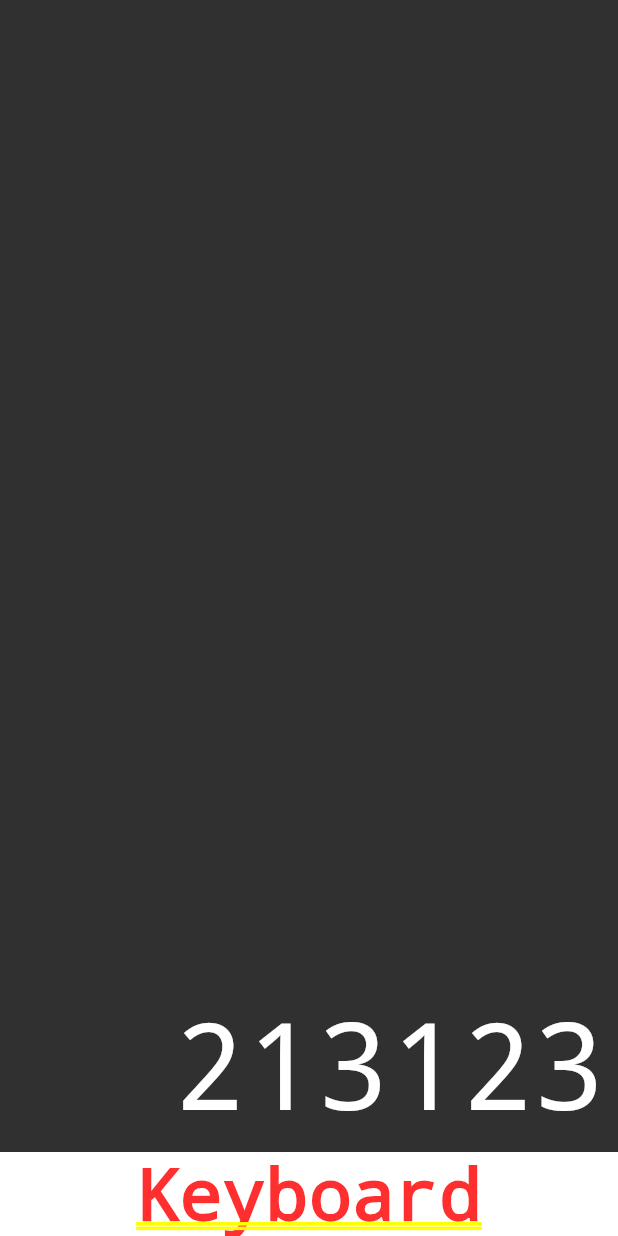
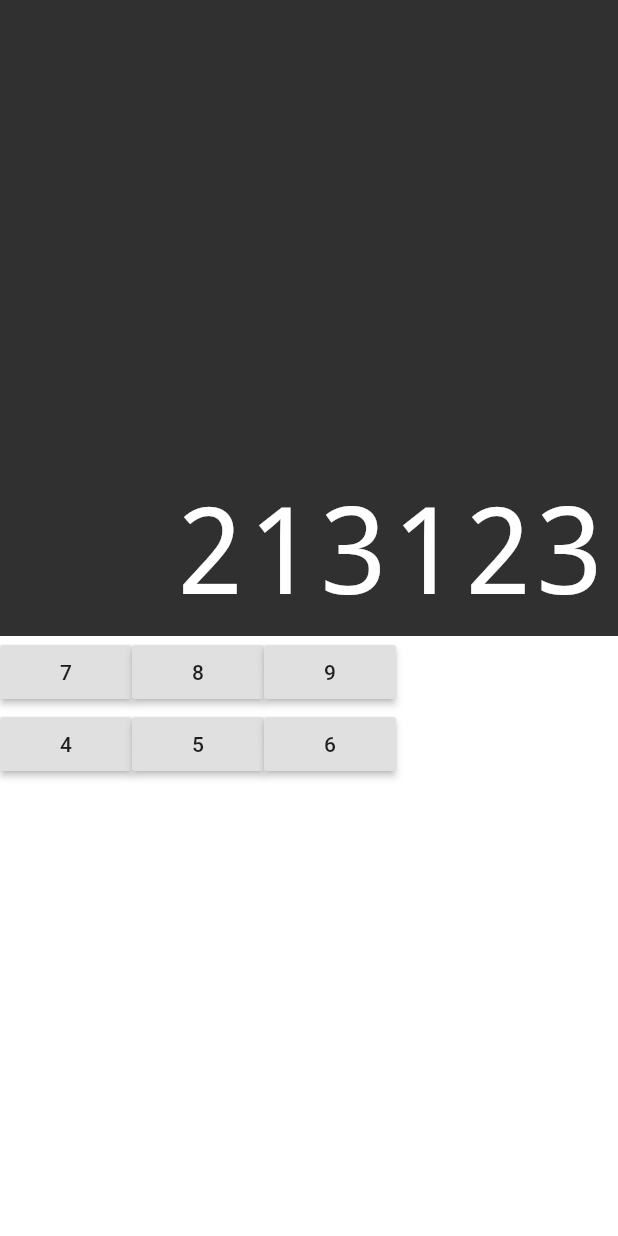
Before and after one commit to psatler/flutter-calculator, a Flutter app: the screen it shows after launch, on a phone screen of 412 x 824 dp. Run offline on Flutter 3.47's test engine with Material 2 defaults, Android fonts, the phone set to English and light mode, and no system bars; drawn by our look-alikes of auto_size_text.

Commit message:
feat: create button and button row

```diff
--- /dev/null
+++ b/lib/components/button.dart
@@ -0,0 +1,17 @@
+import 'package:flutter/material.dart';
+
+class Button extends StatelessWidget {
+  final String text;
+
+  Button({
+    @required this.text,
+  });
+
+  @override
+  Widget build(BuildContext context) {
+    return RaisedButton(
+      child: Text(text),
+      onPressed: () {},
+    );
+  }
+}
--- /dev/null
+++ b/lib/components/button_row.dart
@@ -0,0 +1,14 @@
+
+import 'package:flutter/material.dart';
+import 'button.dart';
+
+class ButtonRow extends StatelessWidget {
+  final List<Button> buttons;
+
+  ButtonRow(this.buttons);
+
+  @override
+  Widget build(BuildContext context) {
+    return Row(children: buttons,);
+  }
+}
--- /dev/null
+++ b/lib/components/keyboard.dart
@@ -0,0 +1,32 @@
+import 'package:flutter/material.dart';
+
+import 'button.dart';
+import 'button_row.dart';
+
+class Keyboard extends StatelessWidget {
+
+  @override
+  Widget build(BuildContext context) {
+    return Container(
+      height: 400,
+      child: Column(
+        children: <Widget>[
+          ButtonRow(
+            [
+              Button(text: '7',),
+              Button(text: '8',),
+              Button(text: '9',),
+            ],
+          ),
+          ButtonRow(
+            [
+              Button(text: '4',),
+              Button(text: '5',),
+              Button(text: '6',),
+            ],
+          ),
+        ],
+      ),
+    );
+  }
+}
--- /dev/null
+++ b/lib/models/memory.dart
@@ -0,0 +1,3 @@
+class Memory {
+
+}
--- a/lib/screens/calculator.dart
+++ b/lib/screens/calculator.dart
@@ -1,6 +1,7 @@
 import 'package:flutter/material.dart';
 
 import '../components/display.dart';
+import '../components/keyboard.dart';
 
 class Calculator extends StatelessWidget {
 
@@ -10,7 +11,7 @@ class Calculator extends StatelessWidget {
       home: Column(
         children: <Widget>[
           Display('213123'),
-          Text('Keyboard'),
+          Keyboard(),
         ],
       ),
     );
```
